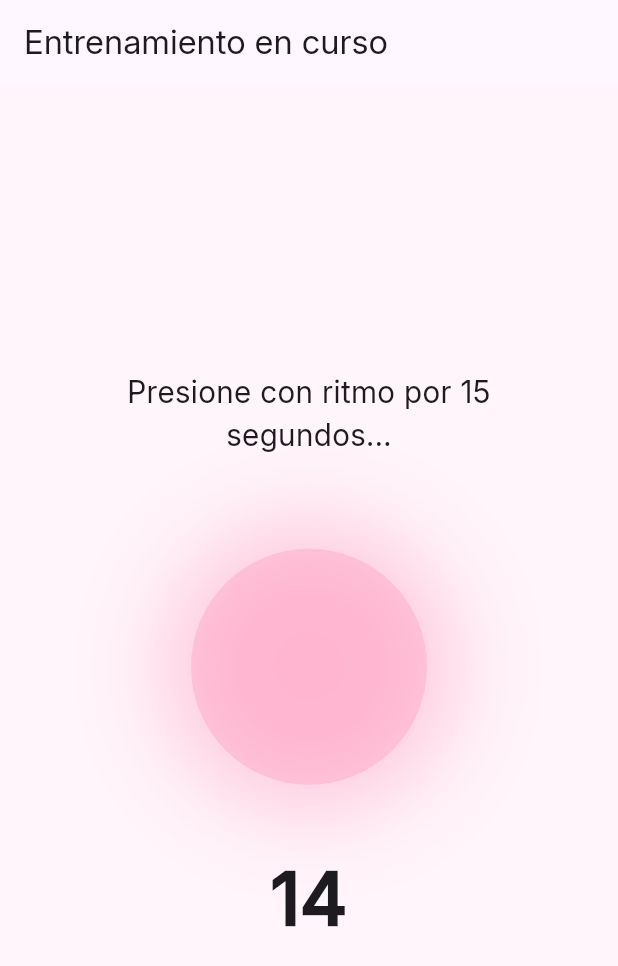
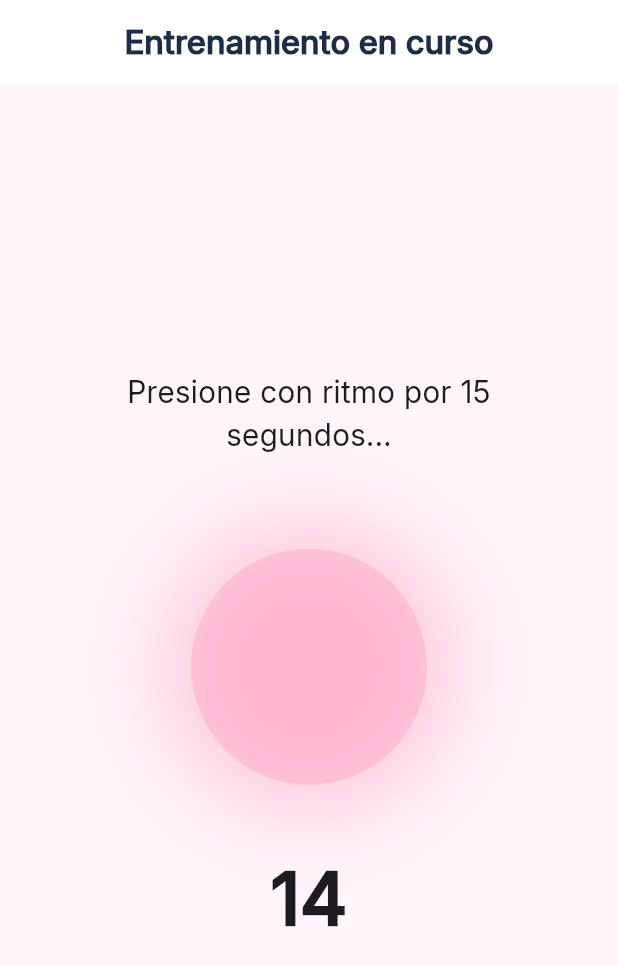
Before and after one commit to Roninomb/App_ProyectoFinal, a Flutter app: the EntrenamientoScreen screen opened by its route, on a phone screen of 412 x 824 dp. Shown: the top 966 px of the screen. Run offline on Flutter 3.47's test engine with Material 3 defaults, Android fonts, the phone set to English and light mode, and no system bars; our stand-ins replace flutter_riverpod, go_router, permission_handler; missing offline and left inert: flutter_reactive_ble.

Commit message:
Center titles

```diff
--- a/lib/screens/entrenamiento_screen.dart
+++ b/lib/screens/entrenamiento_screen.dart
@@ -73,7 +73,19 @@ class _EntrenamientoScreenState extends ConsumerState<EntrenamientoScreen>
   Widget build(BuildContext context) {
     return Scaffold(
       backgroundColor: const Color(0xFFFFF5FA),
-      appBar: AppBar(title: const Text('Entrenamiento en curso')),
+      appBar: AppBar(
+        backgroundColor: Colors.white,
+        elevation: 0,
+        title: const Text(
+          'Entrenamiento en curso',
+          style: TextStyle(
+            fontFamily: 'Inter',
+            fontWeight: FontWeight.bold,
+            color: Color(0xFF1C2E45),
+          ),
+        ),
+        centerTitle: true,
+      ),
       body: Center(
         child: Padding(
           padding: const EdgeInsets.symmetric(horizontal: 32, vertical: 48),
--- a/lib/screens/home_screen.dart
+++ b/lib/screens/home_screen.dart
@@ -15,7 +15,7 @@ class HomeScreen extends ConsumerWidget {
         nombre.trim().isNotEmpty && email.trim().isNotEmpty;
 
     return Scaffold(
-      backgroundColor: const Color(0xFFEAF7FE), // celeste claro
+      backgroundColor: const Color(0xFFEAF7FE),
       body: Center(
         child: SingleChildScrollView(
           padding: const EdgeInsets.symmetric(horizontal: 24),
--- a/lib/screens/resultado_screen.dart
+++ b/lib/screens/resultado_screen.dart
@@ -42,7 +42,10 @@ class ResultadoScreen extends ConsumerWidget {
 
     return Scaffold(
       backgroundColor: Colors.blue[50],
-      appBar: AppBar(title: const Text('Resultado del entrenamiento')),
+      appBar: AppBar(
+          centerTitle: true,
+          title: const Text('Resultado del entrenamiento',
+              style: TextStyle(fontWeight: FontWeight.bold))),
       body: Center(
         child: Card(
           margin: const EdgeInsets.all(24),
```
